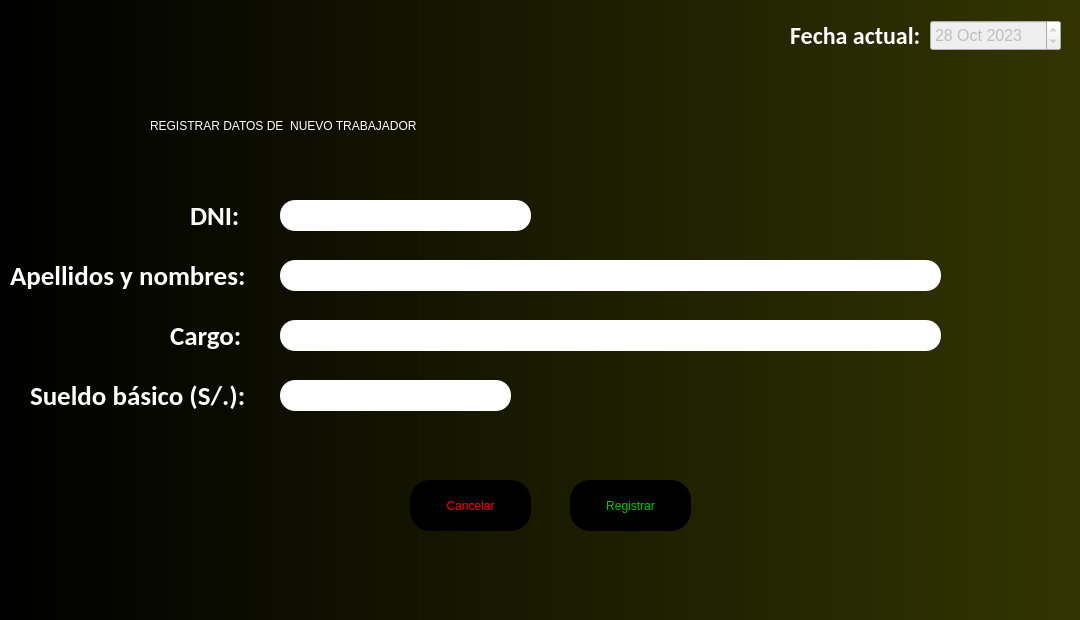
The window that src/otros_recursos/GUI/TrabajadorRegistrar.ui (JosueDanielGarciaBetancourt/CalculoSueldosProject) describes before a commit, drawn with Qt 5.
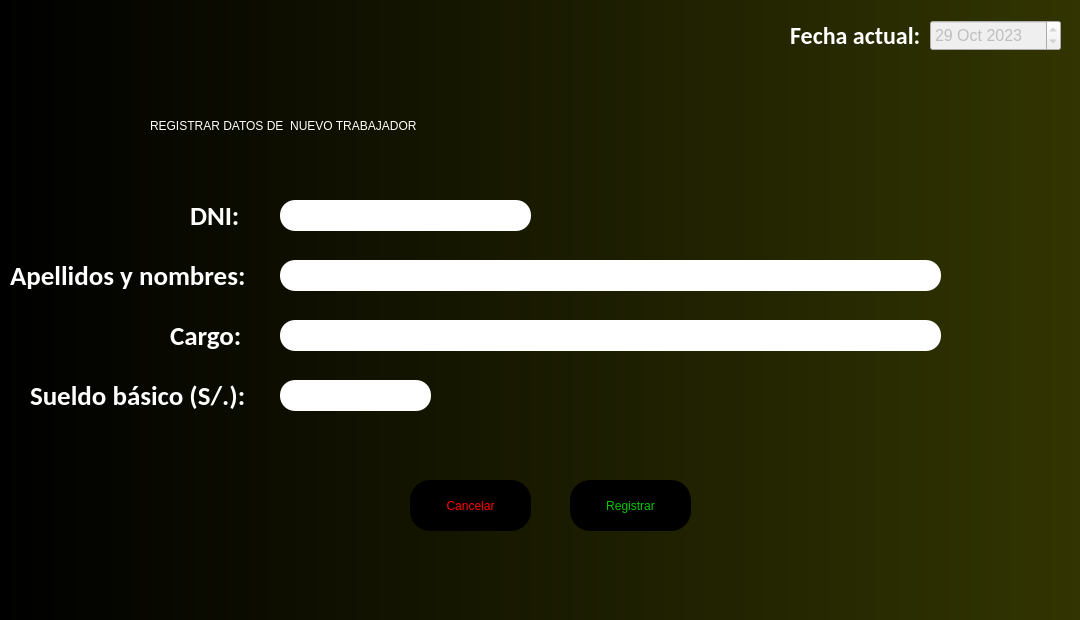
The same window after the commit.

Commit message: Mejorando ventana TrabajadorInspeccionar

Patch:
```diff
--- a/src/otros_recursos/GUI/TrabajadorRegistrar.ui
+++ b/src/otros_recursos/GUI/TrabajadorRegistrar.ui
@@ -201,12 +201,12 @@
     </property>
     <property name="dateTime">
      <datetime>
-      <hour>16</hour>
+      <hour>2</hour>
       <minute>0</minute>
       <second>0</second>
       <year>2023</year>
       <month>10</month>
-      <day>28</day>
+      <day>29</day>
      </datetime>
     </property>
    </widget>
@@ -339,7 +339,7 @@
       <rect>
        <x>10</x>
        <y>180</y>
-       <width>231</width>
+       <width>151</width>
        <height>31</height>
       </rect>
      </property>
```
Left out of the diff: 15 changed lines with no effect on the pictures. The commit also changes 13 other files.
